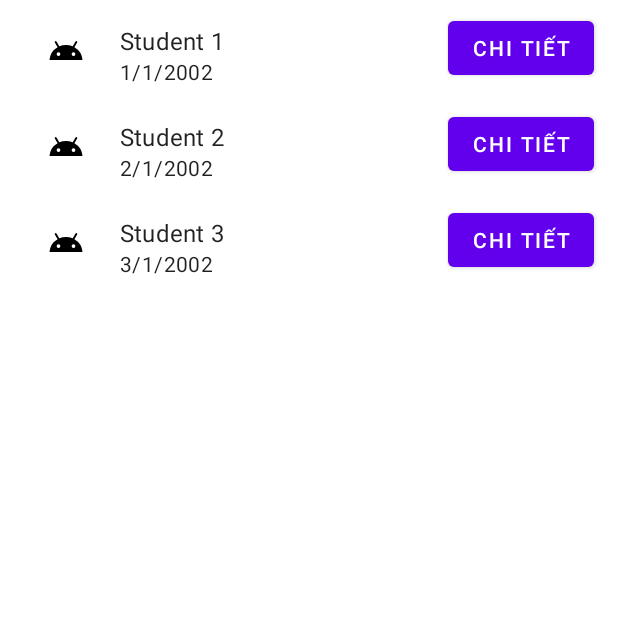
After one commit to Hngdcmnh/mobileD20, an Android app: the fragment DemoRecyclerFragment placed in its activity, on a phone screen of 412 x 824 dp, the top half of it. The commit adds this screen. Run offline under Robolectric (Android 15) with nearby library versions, the phone set to English and light mode, and no system bars.

Commit message:
[INIT] Init branch recycler_NVQuang

```diff
--- /dev/null
+++ b/app/src/main/java/com/example/trainingmobiled20/DemoRecyclerFragment.kt
@@ -0,0 +1,50 @@
+package com.example.trainingmobiled20
+
+import android.os.Bundle
+import android.util.Log
+import android.view.LayoutInflater
+import android.view.View
+import android.view.ViewGroup
+import android.widget.Toast
+import androidx.fragment.app.Fragment
+import com.example.trainingmobiled20.adapters.DemoRecyclerAdapter
+import com.example.trainingmobiled20.databinding.FragmentDemoRecyclerBinding
+import com.example.trainingmobiled20.model.Student
+
+class DemoRecyclerFragment : Fragment(R.layout.fragment_demo_recycler) {
+    private lateinit var binding: FragmentDemoRecyclerBinding
+    val TAG = "TAG"
+    override fun onCreateView(
+        inflater: LayoutInflater,
+        container: ViewGroup?,
+        savedInstanceState: Bundle?
+    ): View {
+        binding = FragmentDemoRecyclerBinding.inflate(inflater)
+        return binding.root
+    }
+
+    override fun onViewCreated(view: View, savedInstanceState: Bundle?) {
+        super.onViewCreated(view, savedInstanceState)
+        val studentList = getStudentList()
+        setUpRecyclerView(studentList)
+    }
+
+    private fun getStudentList(): List<Student> {
+        return listOf(
+            Student("Student 1", "1/1/2002"),
+            Student("Student 2", "2/1/2002"),
+            Student("Student 3", "3/1/2002")
+        )
+    }
+
+    private fun setUpRecyclerView(studentList: List<Student>) {
+        binding.rvDemoRecycler.adapter = DemoRecyclerAdapter(studentList) {
+            onItemClick(it)
+        }
+    }
+
+    private fun onItemClick(it: Student) {
+        Toast.makeText(this.context, "Name: ${it.name}, DOB: ${it.dob}", Toast.LENGTH_SHORT)
+            .show()
+    }
+}
--- /dev/null
+++ b/app/src/main/java/com/example/trainingmobiled20/HomeFragment.kt
@@ -0,0 +1,41 @@
+package com.example.trainingmobiled20
+
+import android.os.Bundle
+import android.view.LayoutInflater
+import android.view.View
+import android.view.ViewGroup
+import androidx.fragment.app.Fragment
+import androidx.fragment.app.commit
+import androidx.fragment.app.replace
+import com.example.trainingmobiled20.databinding.FragmentHomeBinding
+
+class HomeFragment : Fragment(R.layout.fragment_home) {
+    private lateinit var binding: FragmentHomeBinding
+    override fun onCreateView(
+        inflater: LayoutInflater,
+        container: ViewGroup?,
+        savedInstanceState: Bundle?
+    ): View {
+        binding = FragmentHomeBinding.inflate(inflater)
+        return binding.root
+    }
+
+    override fun onViewCreated(view: View, savedInstanceState: Bundle?) {
+        super.onViewCreated(view, savedInstanceState)
+        setClickListeners()
+    }
+
+    private fun setClickListeners() {
+        binding.btToDemo1.setOnClickListener {
+            goToDemoRecyclerFrag()
+        }
+    }
+
+    private fun goToDemoRecyclerFrag() {
+        parentFragmentManager.commit {
+            replace<DemoRecyclerFragment>(R.id.fragment_container_view)
+            setReorderingAllowed(true)
+            addToBackStack(null)
+        }
+    }
+}
--- /dev/null
+++ b/app/src/main/java/com/example/trainingmobiled20/adapters/DemoRecyclerAdapter.kt
@@ -0,0 +1,37 @@
+package com.example.trainingmobiled20.adapters
+
+import android.view.LayoutInflater
+import android.view.ViewGroup
+import androidx.recyclerview.widget.RecyclerView
+import com.example.trainingmobiled20.databinding.ItemRecyclerViewBinding
+import com.example.trainingmobiled20.model.Student
+
+class DemoRecyclerAdapter(
+    private val dataList: List<Student>,
+    private val onItemClicked: (Student) -> Unit
+) : RecyclerView.Adapter<DemoRecyclerAdapter.DemoViewHolder>() {
+
+
+    override fun onCreateViewHolder(parent: ViewGroup, viewType: Int): DemoViewHolder {
+        return DemoViewHolder(
+            ItemRecyclerViewBinding.inflate(LayoutInflater.from(parent.context), parent, false)
+        )
+    }
+
+    override fun onBindViewHolder(holder: DemoViewHolder, position: Int) {
+        holder.bind(dataList[position])
+    }
+
+    override fun getItemCount(): Int = dataList.size
+
+    inner class DemoViewHolder(private val binding: ItemRecyclerViewBinding) :
+        RecyclerView.ViewHolder(binding.root) {
+        fun bind(student: Student) {
+            binding.btItemGoToDetail.setOnClickListener {
+                onItemClicked(student)
+            }
+            binding.tvItemName.text = student.name
+            binding.tvItemSubName.text = student.dob
+        }
+    }
+}
--- /dev/null
+++ b/app/src/main/java/com/example/trainingmobiled20/model/Student.kt
@@ -0,0 +1,3 @@
+package com.example.trainingmobiled20.model
+
+data class Student(val name: String, val dob: String)
--- /dev/null
+++ b/app/src/main/res/drawable/ic_baseline_android_24.xml
@@ -0,0 +1,5 @@
+<vector android:height="24dp" android:tint="#000000"
+    android:viewportHeight="24" android:viewportWidth="24"
+    android:width="24dp" xmlns:android="http://schemas.android.com/apk/res/android">
+    <path android:fillColor="@android:color/white" android:pathData="M17.6,11.48 L19.44,8.3a0.63,0.63 0,0 0,-1.09 -0.63l-1.88,3.24a11.43,11.43 0,0 0,-8.94 0L5.65,7.67a0.63,0.63 0,0 0,-1.09 0.63L6.4,11.48A10.81,10.81 0,0 0,1 20L23,20A10.81,10.81 0,0 0,17.6 11.48ZM7,17.25A1.25,1.25 0,1 1,8.25 16,1.25 1.25,0 0,1 7,17.25ZM17,17.25A1.25,1.25 0,1 1,18.25 16,1.25 1.25,0 0,1 17,17.25Z"/>
+</vector>
--- a/app/src/main/res/layout/activity_main.xml
+++ b/app/src/main/res/layout/activity_main.xml
@@ -1,25 +1,14 @@
 <?xml version="1.0" encoding="utf-8"?>
-<LinearLayout
-    xmlns:android="http://schemas.android.com/apk/res/android"
-    xmlns:app="http://schemas.android.com/apk/res-auto"
+<RelativeLayout xmlns:android="http://schemas.android.com/apk/res/android"
     xmlns:tools="http://schemas.android.com/tools"
     android:layout_width="match_parent"
     android:layout_height="match_parent"
-    tools:context=".MainActivity"
-    android:orientation="vertical">
-    <com.google.android.material.appbar.AppBarLayout
-        android:id="@+id/app_bar_layout"
+    android:orientation="vertical"
+    tools:context=".MainActivity">
+
+    <androidx.fragment.app.FragmentContainerView
+        android:id="@+id/fragment_container_view"
         android:layout_width="match_parent"
-        android:layout_height="wrap_content">
-        <com.google.android.material.appbar.MaterialToolbar
-            android:id="@+id/toolbar"
-            android:layout_width="match_parent"
-            android:layout_height="?attr/actionBarSize"
-            android:theme="@style/ThemeOverlay.AppCompat.Dark.ActionBar"
-            />
-    </com.google.android.material.appbar.AppBarLayout>
-
-
-
-    <include layout="@layout/ticket_list_item" />
-</LinearLayout>
+        android:layout_height="match_parent"
+        android:name="com.example.trainingmobiled20.HomeFragment"/>
+</RelativeLayout>
--- /dev/null
+++ b/app/src/main/res/layout/fragment_demo_recycler.xml
@@ -0,0 +1,15 @@
+<?xml version="1.0" encoding="utf-8"?>
+<FrameLayout xmlns:android="http://schemas.android.com/apk/res/android"
+    xmlns:app="http://schemas.android.com/apk/res-auto"
+    xmlns:tools="http://schemas.android.com/tools"
+    android:layout_width="match_parent"
+    android:layout_height="match_parent"
+    tools:context=".DemoRecyclerFragment">
+
+    <androidx.recyclerview.widget.RecyclerView
+        android:id="@+id/rv_demo_recycler"
+        android:layout_width="match_parent"
+        android:layout_height="match_parent"
+        app:layoutManager="androidx.recyclerview.widget.LinearLayoutManager" />
+
+</FrameLayout>
--- /dev/null
+++ b/app/src/main/res/layout/item_recycler_view.xml
@@ -0,0 +1,52 @@
+<?xml version="1.0" encoding="utf-8"?>
+<FrameLayout xmlns:android="http://schemas.android.com/apk/res/android"
+    xmlns:tools="http://schemas.android.com/tools"
+    android:layout_width="match_parent"
+    android:layout_height="wrap_content"
+    android:minHeight="64dp"
+    android:orientation="horizontal">
+
+    <ImageView
+        android:id="@+id/iv_item_avatar"
+        android:layout_width="wrap_content"
+        android:layout_height="match_parent"
+        android:layout_gravity="start|center_vertical"
+        android:padding="16dp"
+        android:layout_marginStart="16dp"
+        android:src="@drawable/ic_baseline_android_24"
+        tools:ignore="ContentDescription" />
+
+    <LinearLayout
+        android:layout_marginStart="80dp"
+        android:layout_width="wrap_content"
+        android:layout_height="wrap_content"
+        android:layout_gravity="start|center_vertical"
+        android:orientation="vertical">
+
+        <TextView
+            android:id="@+id/tv_item_name"
+            android:layout_width="match_parent"
+            android:layout_height="wrap_content"
+            android:paddingTop="10dp"
+            android:text="@string/student_name1"
+            android:textAppearance="?attr/textAppearanceSubtitle1" />
+
+        <TextView
+            android:id="@+id/tv_item_sub_name"
+            android:layout_width="match_parent"
+            android:layout_height="wrap_content"
+            android:gravity="center_vertical"
+            android:text="@string/_1996"
+            android:textAppearance="?attr/textAppearanceBody2" />
+
+    </LinearLayout>
+
+
+    <Button
+        android:id="@+id/bt_item_go_to_detail"
+        android:layout_width="wrap_content"
+        android:layout_height="wrap_content"
+        android:layout_gravity="end|center_vertical"
+        android:layout_marginEnd="16dp"
+        android:text="@string/detail" />
+</FrameLayout>
--- a/app/src/main/res/values/strings.xml
+++ b/app/src/main/res/values/strings.xml
@@ -1,6 +1,12 @@
-<resources>
+<resources xmlns:tools="http://schemas.android.com/tools">
     <string name="app_name">TrainingMobileD20</string>
     <string name="search">Search</string>
     <string name="filter">Filter</string>
     <string name="search_hint">Nhập tên vé, số vé, mã tra cứu</string>
+    <string name="detail">Chi tiết</string>
+    <string name="_1996">1996</string>
+    <string name="student_name1" tools:ignore="Typos">Student Name1</string>
+    <string name="hello_blank_fragment">Hello blank fragment</string>
+    <string name="demo_1">Demo 1</string>
+    <string name="nullstr">NULL</string>
 </resources>
--- a/build.gradle
+++ b/build.gradle
@@ -5,8 +5,8 @@ buildscript {
         mavenCentral()
     }
     dependencies {
-        classpath "com.android.tools.build:gradle:7.0.4"
-        classpath "org.jetbrains.kotlin:kotlin-gradle-plugin:1.6.10"
+        classpath 'com.android.tools.build:gradle:7.2.2'
+        classpath 'org.jetbrains.kotlin:kotlin-gradle-plugin:1.7.10'
 
         // NOTE: Do not place your application dependencies here; they belong
         // in the individual module build.gradle files
```
Also changed, not shown: app/build.gradle (+9 -5 lines), app/src/main/java/com/example/trainingmobiled20/MainActivity.kt (+1 -22 lines), app/src/main/res/layout/custom_search_view.xml (deleted, +0 -27 lines), app/src/main/res/layout/fragment_home.xml (added, +21 -0 lines), app/src/main/res/layout/ticket_list_item.xml (deleted, +0 -91 lines), app/src/main/res/menu/search_menu.xml (deleted, +0 -16 lines), gradle/wrapper/gradle-wrapper.properties.
